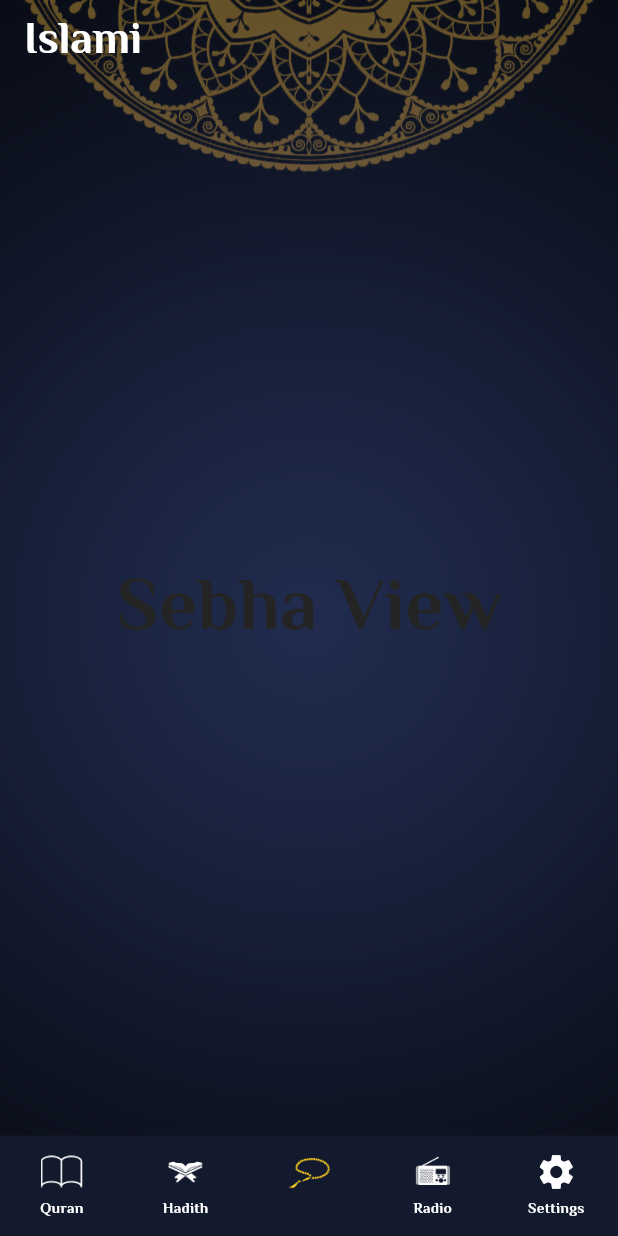
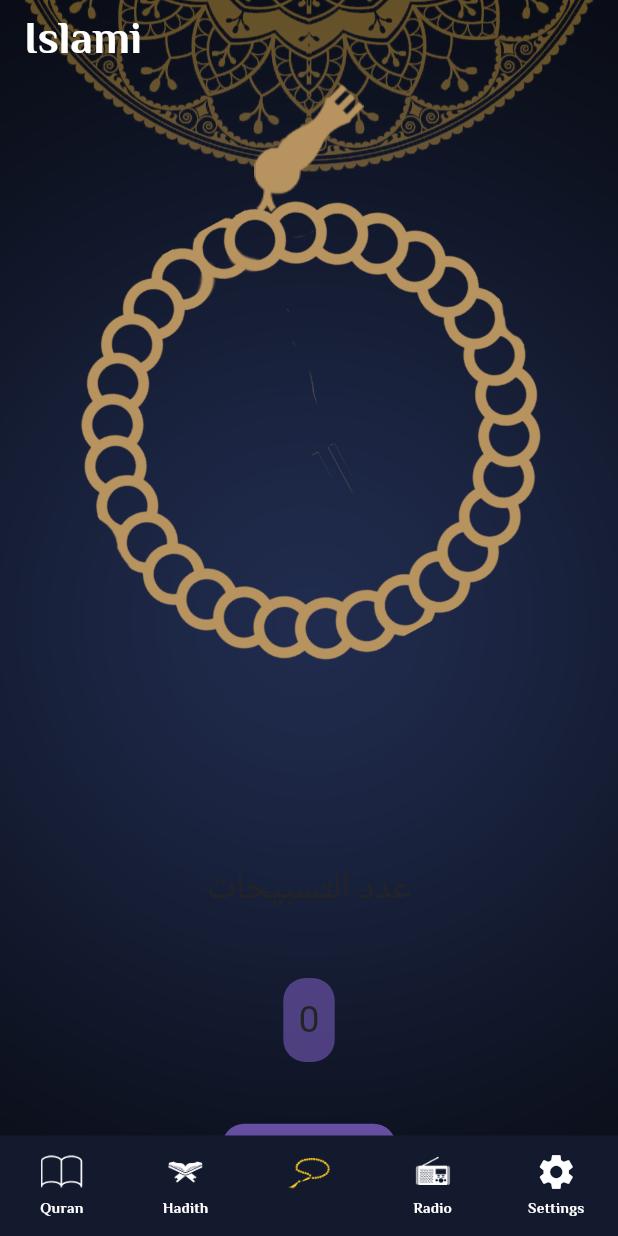
Before and after one commit to saramostafa1234/islami_app_c11, a Flutter app: the screen it shows after launch, item 3 of the bottom bar chosen, on a phone screen of 412 x 824 dp. Run offline on Flutter 3.47's test engine with Material 3 defaults, Android fonts, the phone set to English and light mode, and no system bars; our stand-ins replace animated_custom_dropdown; generated files the repository leaves out were written again; Roboto replaces fonts that are missing (ElMeesiri).

Commit message:
init Islami App * adding sebha view

```diff
--- a/lib/moduls/sebha/sebha_view.dart
+++ b/lib/moduls/sebha/sebha_view.dart
@@ -1,15 +1,101 @@
-import 'package:flutter/cupertino.dart';
+import 'package:flutter/material.dart';
 
-class SebhaView extends StatelessWidget {
+class SebhaView extends StatefulWidget {
+  @override
+  State<SebhaView> createState() => _SebhaViewState();
+}
+
+class _SebhaViewState extends State<SebhaView> {
+  List<String> azkar = [
+    "سبحان الله",
+    "الحمد لله",
+    "الله اكبر",
+  ];
+  int index = 0;
+  int count = 0;
+  double angle = 0;
   @override
   Widget build(BuildContext context) {
+    Size size = MediaQuery.of(context).size;
+    var theme = Theme.of(context);
     return Center(
-      child: Text("Sebha View",
-          style: TextStyle(
-            fontSize: 50,
-            fontWeight: FontWeight.bold,
-            fontFamily: "ElMessiri",
-          )),
+      child: SingleChildScrollView(
+        child: Column(
+          children: [
+            Stack(
+              alignment: Alignment.topCenter,
+              children: [
+                Image.asset("assets/images/head of seb7a.png"),
+                InkWell(
+                  onTap: () {
+                    onZekrClicked();
+                  },
+                  child: Padding(
+                    padding: EdgeInsets.only(top: size.height * 0.03),
+                    child: Transform.rotate(
+                        angle: angle,
+                        child: Image.asset("assets/images/body of seb7a.png")),
+                  ),
+                ),
+              ],
+            ),
+            SizedBox(
+              height: size.height * 0.1,
+            ),
+            const Text(
+              "عدد التسبيحات",
+              style: TextStyle(fontSize: 25),
+            ),
+            SizedBox(
+              height: size.height * 0.05,
+            ),
+            Container(
+              padding: const EdgeInsets.all(10),
+              decoration: BoxDecoration(
+                borderRadius: BorderRadius.circular(15),
+                color: theme.primaryColor.withOpacity(0.7),
+              ),
+              child: Text(
+                "$count",
+                style: TextStyle(fontSize: 25),
+              ),
+            ),
+            SizedBox(
+              height: size.height * 0.05,
+            ),
+            InkWell(
+              onTap: () {
+                onZekrClicked();
+              },
+              child: Container(
+                padding: const EdgeInsets.all(10),
+                decoration: BoxDecoration(
+                  borderRadius: BorderRadius.circular(15),
+                  color: theme.primaryColor,
+                ),
+                child: Text(
+                  azkar[index],
+                  style: TextStyle(fontSize: 25),
+                ),
+              ),
+            )
+          ],
+        ),
+      ),
     );
   }
+
+  onZekrClicked() {
+    angle += 0.12;
+    if (count < 33) {
+      count++;
+    } else {
+      count = 0;
+      index++;
+      if (index == 3) {
+        index = 0;
+      }
+    }
+    setState(() {});
+  }
 }
```
Also changed, not shown: assets/images/body of seb7a.png (added), assets/images/head of seb7a.png (added).
